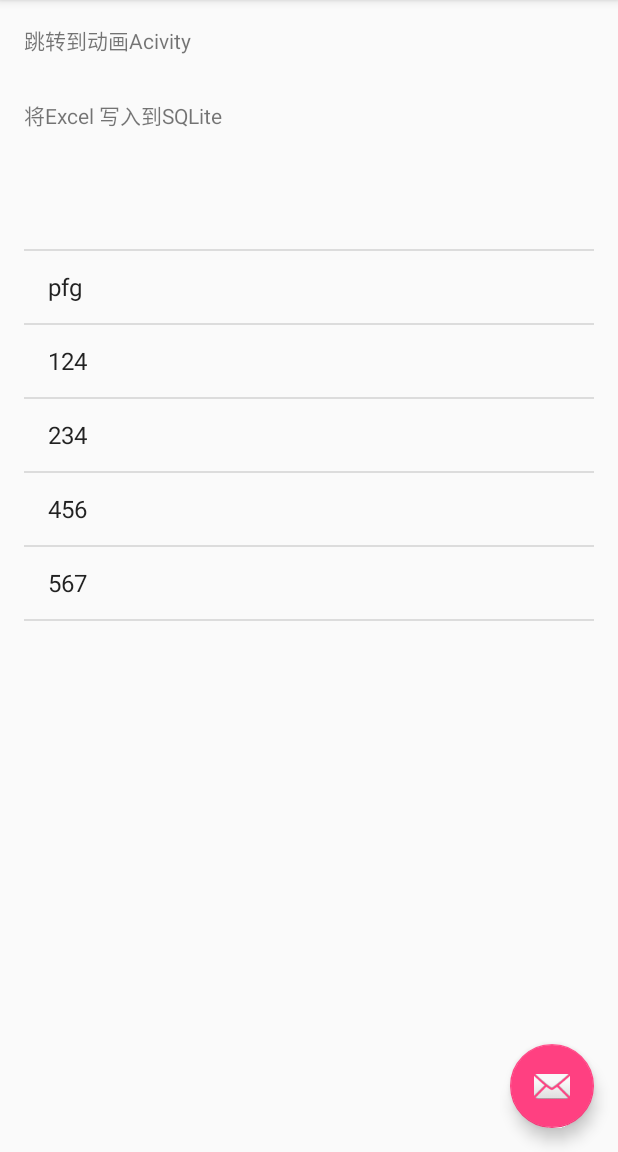
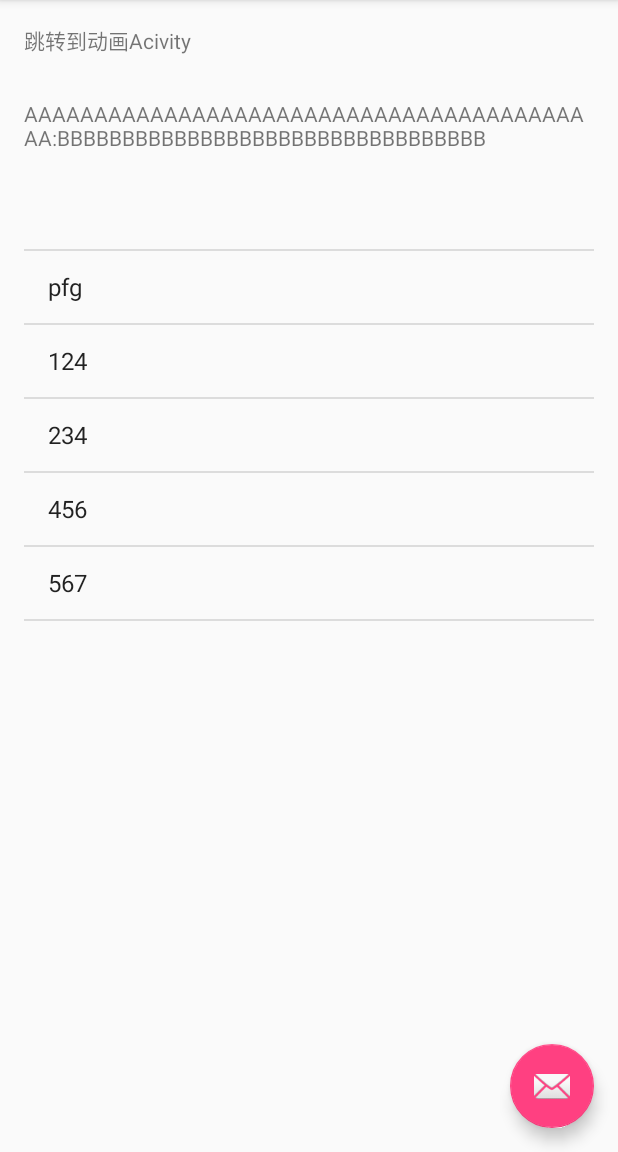
Before and after one commit to Learzhu/LearzhuBrowser, an Android app: the screen it shows after launch (MainActivity), on a phone screen of 412 x 824 dp, the part 84-1236 px from its top. Run offline under Robolectric (Android 15) with nearby library versions, the phone set to English and light mode, and no system bars; libraries missing offline, so code that uses them is left out: jxl.read.biff, org.litepal; 1 statement that could not run was skipped.

Commit message:
1.textView width wrapcontent的时候超出的部分自动换行  string1+":"+s2

```diff
--- a/app/src/main/java/com/learzhu/browser/fragment/MainActivityFragment.java
+++ b/app/src/main/java/com/learzhu/browser/fragment/MainActivityFragment.java
@@ -59,6 +59,9 @@ public class MainActivityFragment extends Fragment {
 //        View headerView = LayoutInflater.from(getActivity()).inflate(R.layout.layout_listview_header, null);
         mTextView1 = (TextView) headerView.findViewById(R.id.headera_tv);
         mTextView2 = (TextView) headerView.findViewById(R.id.headerb_tv);
+        String s1 = "AAAAAAAAAAAAAAAAAAAAAAAAAAAAAAAAAAAAAAAAAA";
+        String s2 = "BBBBBBBBBBBBBBBBBBBBBBBBBBBBBBBBB";
+        mTextView2.setText(s1 + ":" + s2);
         mView = headerView.findViewById(R.id.headerc);
         mTextView1.setOnClickListener(new View.OnClickListener() {
             @Override
--- a/app/src/main/res/layout/layout_listview_header.xml
+++ b/app/src/main/res/layout/layout_listview_header.xml
@@ -14,7 +14,7 @@
 
     <TextView
         android:id="@+id/headerb_tv"
-        android:layout_width="match_parent"
+        android:layout_width="wrap_content"
         android:layout_height="50dp"
         android:text="将Excel 写入到SQLite"
         android:visibility="visible"/>
```
